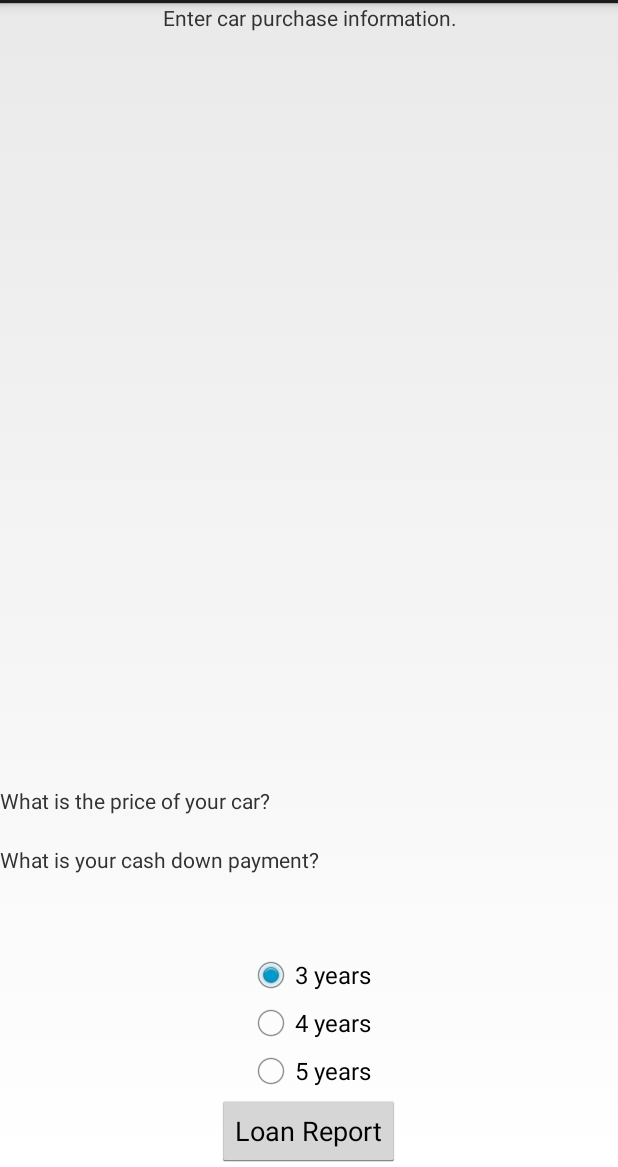
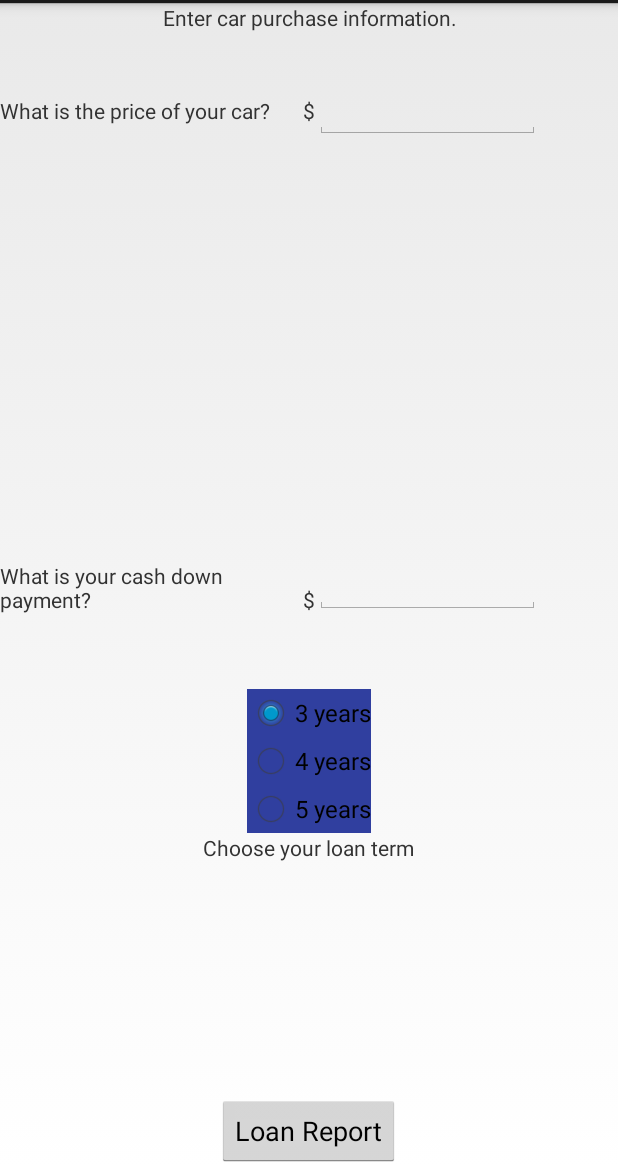
Before and after one commit to JimBurk/OCCarsNew, an Android app: the layout activity_purchase.xml on its own in the app's theme, with its tools: preview values and no code run, on a phone screen of 412 x 824 dp, the part 69-1236 px from its top. Run offline under Robolectric (Android 15) with nearby library versions, the phone set to English and light mode, and no system bars.

Commit message:
Most of the code - as of end of class 9/14/17
Changes Added 9/15/17

```diff
--- a/app/src/main/java/edu/orangecoastcollege/cs273/jburk/occars/CarLoan.java
+++ b/app/src/main/java/edu/orangecoastcollege/cs273/jburk/occars/CarLoan.java
@@ -18,7 +18,7 @@ public class CarLoan {
         mDownPayment = downPayment;
     }
 
-    public void setTerm(int term) {
+    public void setLoanTerm(int term) {
         mTerm = term;
     }
 
@@ -30,11 +30,11 @@ public class CarLoan {
         return mPrice + taxAmount();
     }
 
-    public double borrowedAmount() {
+    public double calculateBorrowedAmount() {
         return totalAmount() - mDownPayment;
     }
 
-    public double interestAmount() {
+    public double calculateInterestAmount() {
         double interestRate;
         // 3 yr = 4.62
         // 4 yr = 4.19
@@ -55,11 +55,11 @@ public class CarLoan {
                 break;
         }
 
-        return borrowedAmount() * interestRate;
+        return calculateBorrowedAmount() * interestRate;
     }
 
-    public double monthlyPayment() {
-        return (borrowedAmount() + interestAmount()) / (mTerm * 12);
+    public double calculateMonthlyPayment() {
+        return (calculateBorrowedAmount() + calculateInterestAmount()) / (mTerm * 12);
     }
 
 }
--- a/app/src/main/java/edu/orangecoastcollege/cs273/jburk/occars/PurchaseActivity.java
+++ b/app/src/main/java/edu/orangecoastcollege/cs273/jburk/occars/PurchaseActivity.java
@@ -19,14 +19,15 @@ public class PurchaseActivity extends AppCompatActivity {
 
     @Override
     protected void onCreate(Bundle savedInstanceState) {
+
         super.onCreate(savedInstanceState);
         setContentView(R.layout.activity_purchase);
 
-        mPriceEditText = (EditText) findViewById(R.id.car_price);
-        mDownPaymentEditText = (EditText) findViewById(R.id.down_payment);
+        mPriceEditText = (EditText) findViewById(R.id.car_priceEditText);
+        mDownPaymentEditText = (EditText) findViewById(R.id.down_paymentEditText);
         mThreeYearRadioButton = (RadioButton) findViewById(R.id.three_yearRadioButton);
         mFourYearRadioButton = (RadioButton) findViewById(R.id.four_yearRadioButton);
-        mFiveYearRadioButton = (RadioButton) findViewById(R.id.four_yearRadioButton);
+        mFiveYearRadioButton = (RadioButton) findViewById(R.id.five_yearRadioButton);
     }
 
     private void collectCarLoanData() {
@@ -34,13 +35,13 @@ public class PurchaseActivity extends AppCompatActivity {
         mCarLoan.setDownPayment(Double.parseDouble(mDownPaymentEditText.getText().toString()));
 
         if (mThreeYearRadioButton.isChecked())
-            mCarLoan.setTerm(3);
+            mCarLoan.setLoanTerm(3);
         else if (mFourYearRadioButton.isChecked())
-            mCarLoan.setTerm(4);
-        else mCarLoan.setTerm(5);
+            mCarLoan.setLoanTerm(4);
+        else mCarLoan.setLoanTerm(5);
     }
 
-    protected void reportSummary(View v) {
+    public void reportSummary(View v) {
         collectCarLoanData();
         String report ="Monthly Payment: $";
 
--- a/app/src/main/res/layout/activity_purchase.xml
+++ b/app/src/main/res/layout/activity_purchase.xml
@@ -8,7 +8,7 @@
     tools:context="edu.orangecoastcollege.cs273.jburk.occars.PurchaseActivity">
 
     <ImageView
-        android:id="@+id/imageView"
+        android:id="@+id/imageView1"
         android:layout_width="match_parent"
         android:layout_height="wrap_content"
         app:srcCompat="@drawable/oc_cars_logo"
@@ -17,69 +17,85 @@
         android:layout_alignParentStart="true"/>
 
     <TextView
-        android:id="@+id/instruction"
+        android:id="@+id/textview1"
         android:layout_width="match_parent"
         android:layout_height="wrap_content"
         android:gravity="center"
         android:text="@string/instruction"
-        android:layout_below="@+id/imageView"
-        android:layout_centerHorizontal="true"/>
+        android:layout_below="@+id/imageView1"
+        android:layout_alignParentLeft="true"
+        android:layout_alignParentStart="true"/>
 
     <TextView
-        android:id="@+id/label_price"
+        android:id="@+id/textview2"
         android:layout_width="wrap_content"
         android:layout_height="wrap_content"
         android:text="@string/car_price"
-        android:layout_alignBaseline="@+id/down_payment"
-        android:layout_alignBottom="@+id/down_payment"
-        android:layout_alignParentLeft="true"
-        android:layout_alignParentStart="true"/>
+        android:layout_alignBaseline="@+id/car_priceEditText"
+        android:layout_alignBottom="@+id/car_priceEditText"
+        android:layout_alignLeft="@id/textview1"
+        android:layout_alignStart="@+id/textview1"/>
+
+    <TextView
+        android:id="@+id/textview3"
+        android:layout_width="wrap_content"
+        android:layout_height="wrap_content"
+        android:text="@string/dollar_sign"
+        android:layout_alignBottom="@+id/textview2"
+        android:layout_centerHorizontal="true"/>
 
     <EditText
-        android:id="@+id/car_price"
+        android:id="@+id/car_priceEditText"
+        android:layout_width="150dp"
+        android:layout_height="wrap_content"
+        android:inputType="number"
+        android:layout_below="@+id/textview1"
+        android:layout_toRightOf="@id/textview3"
+        android:layout_toEndOf="@id/textview3"
+        android:layout_marginTop="32dp"/>
+
+    <TextView
+        android:id="@+id/textview4"
         android:layout_width="wrap_content"
+        android:layout_height="wrap_content"
+        android:text="@string/down_payment"
+        android:layout_alignBottom="@+id/down_paymentEditText"
+        android:layout_alignParentLeft="true"
+        android:layout_alignParentStart="true"
+        android:layout_alignRight="@+id/textview2"
+        android:layout_alignEnd="@+id/textview2"/>
+
+    <TextView
+        android:id="@+id/textview5"
+        android:layout_width="wrap_content"
+        android:layout_height="wrap_content"
+        android:text="@string/dollar_sign"
+        android:layout_alignBottom="@id/down_paymentEditText"
+        android:layout_centerHorizontal="true"/>
+
+    <EditText
+        android:id="@+id/down_paymentEditText"
+        android:layout_width="150dp"
         android:layout_height="wrap_content"
         android:ems="10"
         android:inputType="number"
-        android:layout_above="@+id/radioGroup"
-        android:layout_toRightOf="@+id/imageView"
-        android:layout_toEndOf="@+id/imageView"
-        android:layout_marginBottom="42dp"/>
+        android:layout_centerVertical="true"
+        android:layout_alignLeft="@+id/car_priceEditText"
+        android:layout_alignStart="@+id/car_priceEditText"/>
 
-    <TextView
-        android:id="@+id/label_down"
+    <RadioGroup
+        android:id="@+id/loanTermRadioGroup"
         android:layout_width="wrap_content"
         android:layout_height="wrap_content"
-        android:text="@string/down_payment"
-        android:layout_alignBaseline="@+id/car_price"
-        android:layout_alignBottom="@+id/car_price"
-        android:layout_alignParentLeft="true"
-        android:layout_alignParentStart="true"/>
-
-    <EditText
-        android:id="@+id/down_payment"
-        android:layout_width="wrap_content"
-        android:layout_height="wrap_content"
-        android:ems="10"
-        android:inputType="number"
-        android:layout_above="@+id/car_price"
-        android:layout_alignLeft="@+id/car_price"
-        android:layout_alignStart="@+id/car_price"/>
-
-    <RadioGroup
-        android:layout_width="wrap_content"
-        android:layout_height="wrap_content"
-        android:id="@+id/radioGroup"
-        android:layout_above="@+id/loan_button"
+        android:layout_below="@+id/textview5"
+        android:layout_marginTop="50dp"
+        android:background="@color/colorPrimaryDark"
         android:layout_centerHorizontal="true">
 
         <RadioButton
             android:id="@+id/three_yearRadioButton"
             android:layout_width="wrap_content"
             android:layout_height="wrap_content"
-            android:layout_alignEnd="@+id/down_payment"
-            android:layout_alignRight="@+id/down_payment"
-            android:layout_below="@+id/car_price"
             android:layout_weight="1"
             android:checked="true"
             android:text="@string/years3"/>
@@ -88,20 +104,25 @@
             android:id="@+id/four_yearRadioButton"
             android:layout_width="wrap_content"
             android:layout_height="wrap_content"
-            android:layout_alignBottom="@+id/imageView"
-            android:layout_toRightOf="@+id/radioGroup"
+            android:layout_weight="1"
             android:text="@string/years4"/>
 
         <RadioButton
             android:id="@+id/five_yearRadioButton"
             android:layout_width="wrap_content"
             android:layout_height="wrap_content"
-            android:layout_below="@+id/radioGroup"
-            android:layout_centerHorizontal="true"
             android:layout_weight="1"
             android:text="@string/years5"/>
 
     </RadioGroup>
+
+    <TextView
+        android:id="@+id/textview6"
+        android:layout_width="wrap_content"
+        android:layout_height="wrap_content"
+        android:text="@string/loan_term"
+        android:layout_below="@id/loanTermRadioGroup"
+        android:layout_centerHorizontal="true"/>
 
     <Button
         android:id="@+id/loan_button"
--- a/app/src/main/res/values/colors.xml
+++ b/app/src/main/res/values/colors.xml
@@ -1,5 +1,6 @@
 <?xml version="1.0" encoding="utf-8"?>
 <resources>
+
     <color name="colorPrimary">#3F51B5</color>
     <color name="colorPrimaryDark">#303F9F</color>
     <color name="colorAccent">#FF4081</color>
```
